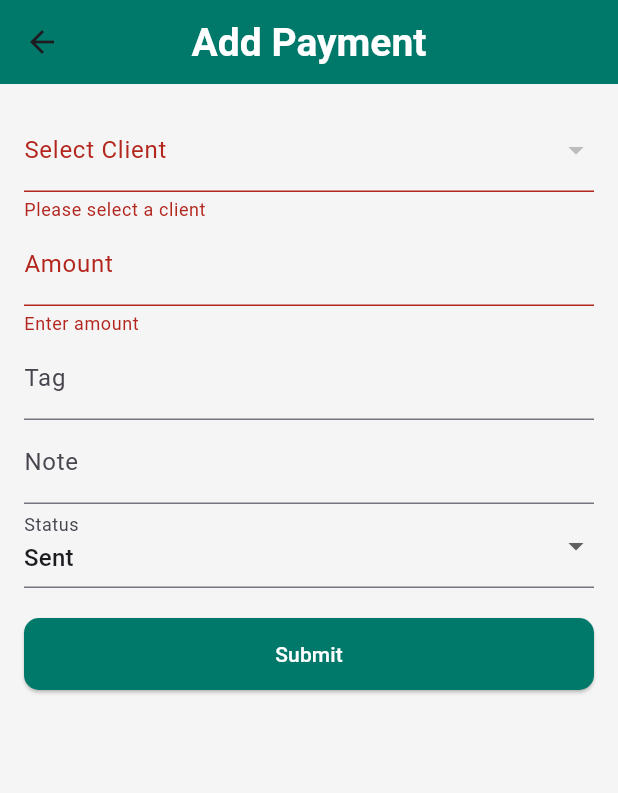
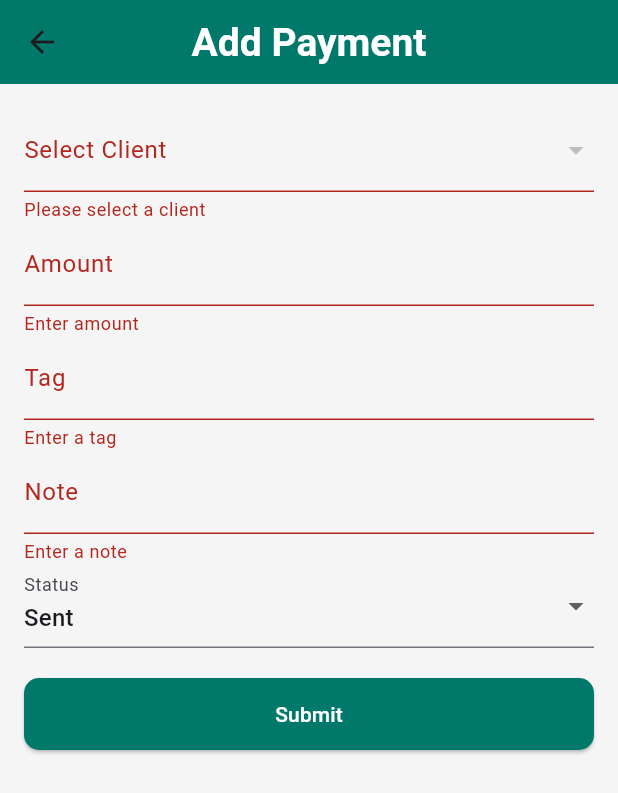
Before and after one commit to Milan-AppDev/Cash_in_out, a Flutter app: the AddPaymentPage screen opened directly with empty values, after a tap on "Submit", on a phone screen of 412 x 824 dp. Shown: the top 793 px of the screen. Run offline on Flutter 3.47's test engine with Material 3 defaults, Android fonts, the phone set to English and light mode, and no system bars; our stand-ins replace lottie, pinput.

Commit message:
Added validation for all required fields

```diff
--- a/lib/screens/add_edit_client_page.dart
+++ b/lib/screens/add_edit_client_page.dart
@@ -105,7 +105,15 @@ class _AddEditClientPageState extends State<AddEditClientPage> {
       controller: controller,
       keyboardType: type,
       maxLines: maxLines,
-      validator: (value) => value!.isEmpty ? 'Please enter $label' : null,
+      validator: (value) {
+        if (value == null || value.trim().isEmpty) return 'Please enter $label';
+
+        if (label == 'Phone Number' && !RegExp(r'^\d{10}$').hasMatch(value)) {
+          return 'Enter a valid 10-digit phone number';
+        }
+
+        return null;
+      },
       decoration: InputDecoration(labelText: label),
     );
   }
--- a/lib/screens/add_payment.dart
+++ b/lib/screens/add_payment.dart
@@ -88,17 +88,33 @@ class _AddPaymentPageState extends State<AddPaymentPage> {
                 decoration: const InputDecoration(labelText: 'Amount'),
                 keyboardType: TextInputType.number,
                 onSaved: (val) => _amount = double.parse(val!),
-                validator:
-                    (val) => val == null || val.isEmpty ? 'Enter amount' : null,
+                validator: (val) {
+                  if (val == null || val.trim().isEmpty) return 'Enter amount';
+                  final num? parsed = num.tryParse(val);
+                  if (parsed == null || parsed <= 0)
+                    return 'Enter a valid amount';
+                  return null;
+                },
               ),
               TextFormField(
                 decoration: const InputDecoration(labelText: 'Tag'),
                 onSaved: (val) => _tag = val ?? '',
+                validator:
+                    (val) =>
+                        val == null || val.trim().isEmpty
+                            ? 'Enter a tag'
+                            : null,
               ),
               TextFormField(
                 decoration: const InputDecoration(labelText: 'Note'),
                 onSaved: (val) => _note = val ?? '',
+                validator:
+                    (val) =>
+                        val == null || val.trim().isEmpty
+                            ? 'Enter a note'
+                            : null,
               ),
+
               DropdownButtonFormField<String>(
                 decoration: const InputDecoration(labelText: 'Status'),
                 value: _status,
```
